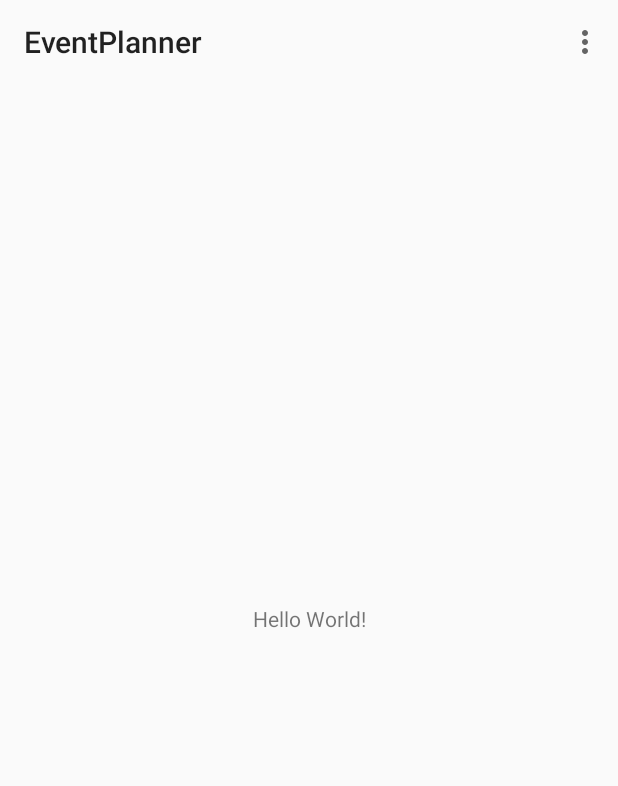
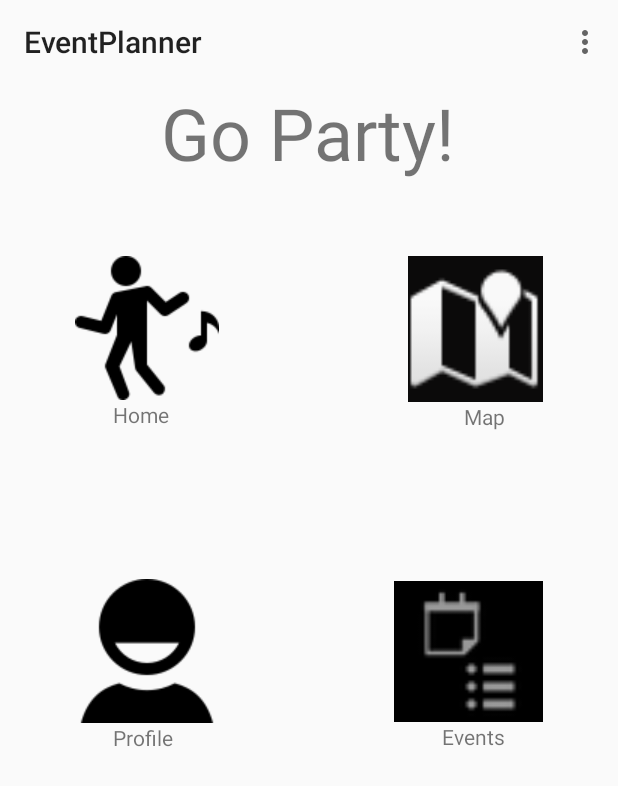
Before and after one commit to Assmannvfbh/eventPlanner_CP470, an Android app: the MainActivity screen opened directly, with no data from a screen before it, on a phone screen of 412 x 824 dp. Shown: the top 786 px of the screen. Run offline under Robolectric (Android 15) with nearby library versions, the phone set to English and light mode, and no system bars.

Commit message:
added main page and fixed bugs

```diff
--- a/app/src/main/java/com/example/myapplication/LoginActivity.java
+++ b/app/src/main/java/com/example/myapplication/LoginActivity.java
@@ -27,7 +27,7 @@ import java.util.Properties;
 public class LoginActivity extends AppCompatActivity {
 
     //Test data: Username = assmannvfbh, Password = abc
-
+    //Test data: Username = Marcus, Password = abc
     Toolbar toolbar;
     EditText username;
     EditText password;
--- a/app/src/main/res/layout/activity_main.xml
+++ b/app/src/main/res/layout/activity_main.xml
@@ -1,9 +1,10 @@
 <?xml version="1.0" encoding="utf-8"?>
-<androidx.constraintlayout.widget.ConstraintLayout xmlns:android="http://schemas.android.com/apk/res/android"
+<RelativeLayout xmlns:android="http://schemas.android.com/apk/res/android"
     xmlns:app="http://schemas.android.com/apk/res-auto"
     xmlns:tools="http://schemas.android.com/tools"
     android:layout_width="match_parent"
     android:layout_height="match_parent"
+    android:layout_alignParentRight="false"
     tools:context=".MainActivity">
 
     <androidx.appcompat.widget.Toolbar
@@ -13,12 +14,91 @@
         app:layout_constraintTop_toTopOf="parent" />
 
     <TextView
+        android:id="@+id/title"
         android:layout_width="wrap_content"
         android:layout_height="wrap_content"
-        android:text="Hello World!"
+        android:layout_below="@+id/main_toolbar"
+        android:layout_centerHorizontal="true"
+        android:text="Go Party!"
+        android:textSize="48sp"
         app:layout_constraintBottom_toBottomOf="parent"
         app:layout_constraintEnd_toEndOf="parent"
         app:layout_constraintStart_toStartOf="parent"
         app:layout_constraintTop_toTopOf="parent" />
 
-</androidx.constraintlayout.widget.ConstraintLayout>
+    <ImageView
+        android:id="@+id/homeIcon"
+        android:layout_width="wrap_content"
+        android:layout_height="wrap_content"
+        android:layout_below="@id/title"
+        android:layout_marginLeft="50dp"
+        android:layout_marginTop="50dp"
+        app:srcCompat="@drawable/icons8_dancing_96" />
+
+    <ImageView
+        android:id="@+id/profileIcon"
+        android:layout_width="wrap_content"
+        android:layout_height="wrap_content"
+        android:layout_below="@id/textView"
+        android:layout_marginLeft="50dp"
+        android:layout_marginTop="100dp"
+        app:srcCompat="@drawable/icons8_user_96" />
+
+    <TextView
+        android:id="@+id/textView"
+        android:layout_width="wrap_content"
+        android:layout_height="wrap_content"
+        android:layout_below="@id/homeIcon"
+        android:layout_marginLeft="75dp"
+        android:text="Home" />
+
+    <TextView
+        android:id="@+id/profileLabel"
+        android:layout_width="wrap_content"
+        android:layout_height="wrap_content"
+        android:layout_below="@id/profileIcon"
+        android:layout_marginLeft="75dp"
+        android:text="Profile" />
+
+    <ImageView
+        android:id="@+id/MapIcon"
+        android:layout_width="90dp"
+        android:layout_height="97dp"
+        android:layout_below="@id/title"
+        android:layout_alignParentRight="true"
+        android:layout_marginTop="50dp"
+        android:layout_marginRight="50dp"
+        android:background="#000000"
+        android:backgroundTint="#0B0A0A"
+        app:srcCompat="@android:drawable/ic_dialog_map" />
+
+    <TextView
+        android:id="@+id/MapLabel"
+        android:layout_width="wrap_content"
+        android:layout_height="wrap_content"
+        android:layout_below="@id/MapIcon"
+        android:layout_alignParentRight="true"
+        android:layout_marginRight="75dp"
+        android:text="Map" />
+
+    <ImageView
+        android:id="@+id/EventIcon"
+        android:layout_width="99dp"
+        android:layout_height="94dp"
+        android:layout_below="@id/MapLabel"
+        android:layout_alignParentRight="true"
+        android:layout_marginTop="100dp"
+        android:layout_marginRight="50dp"
+        android:background="#000000"
+        app:srcCompat="@android:drawable/ic_menu_agenda" />
+
+    <TextView
+        android:id="@+id/EventLabel"
+        android:layout_width="wrap_content"
+        android:layout_height="wrap_content"
+        android:layout_below="@id/EventIcon"
+        android:layout_alignParentRight="true"
+        android:layout_marginRight="75dp"
+        android:text="Events" />
+
+</RelativeLayout>
--- a/app/src/main/res/layout/activity_registration.xml
+++ b/app/src/main/res/layout/activity_registration.xml
@@ -1,5 +1,6 @@
 <?xml version="1.0" encoding="utf-8"?>
-<RelativeLayout xmlns:android="http://schemas.android.com/apk/res/android"
+
+<ScrollView xmlns:android="http://schemas.android.com/apk/res/android"
 
     xmlns:app="http://schemas.android.com/apk/res-auto"
     xmlns:tools="http://schemas.android.com/tools"
@@ -12,12 +13,15 @@
 
     >
 
+
+
+    <RelativeLayout
+        android:layout_width="match_parent"
+        android:layout_height="match_parent">
         <androidx.appcompat.widget.Toolbar
             android:id="@+id/registration_toolbar"
             android:layout_width="match_parent"
             android:layout_height="wrap_content" />
-
-
         <ImageView
             android:id="@+id/profile_photo"
             android:layout_width="wrap_content"
@@ -211,7 +215,7 @@
 
         <Button
             android:id="@+id/registration_register_button"
-        android:layout_width="wrap_content"
+            android:layout_width="300dp"
             android:layout_height="wrap_content"
             android:layout_below="@+id/registration_password_input_repeat"
             android:layout_alignParentStart="true"
@@ -220,6 +224,6 @@
             android:layout_marginTop="8dp"
             android:layout_marginEnd="164dp"
             android:text="@string/registration_register" />
+    </RelativeLayout>
 
-
-</RelativeLayout>
+</ScrollView>
```
Lines whose indentation alone changed are shown as unchanged.
